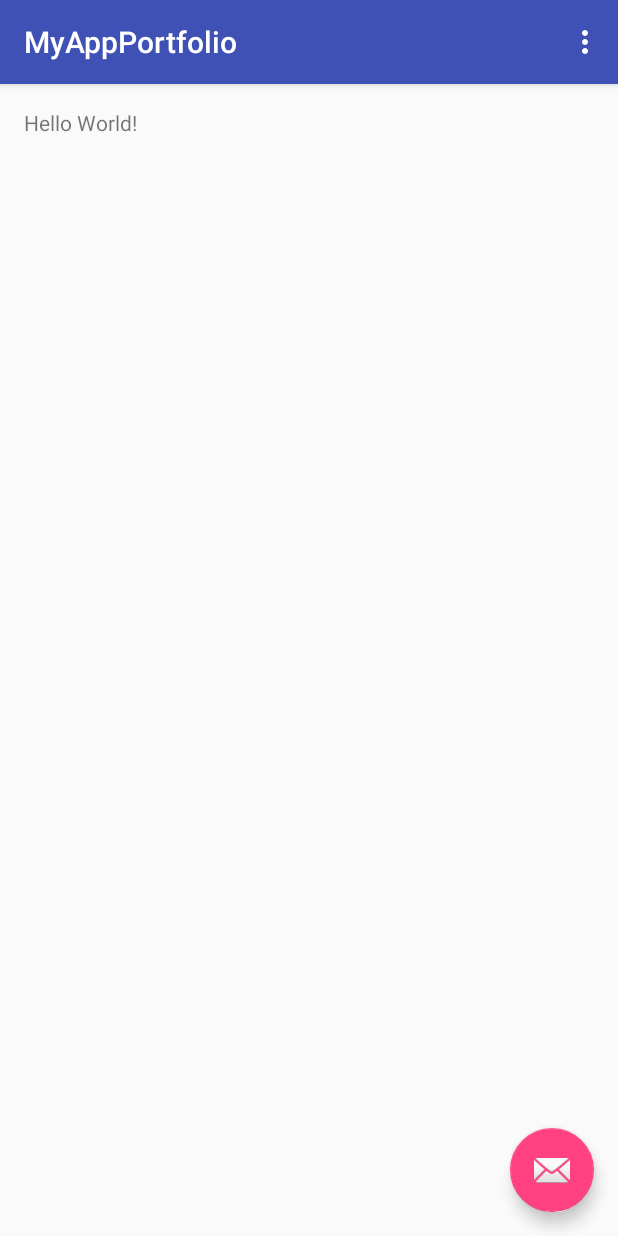
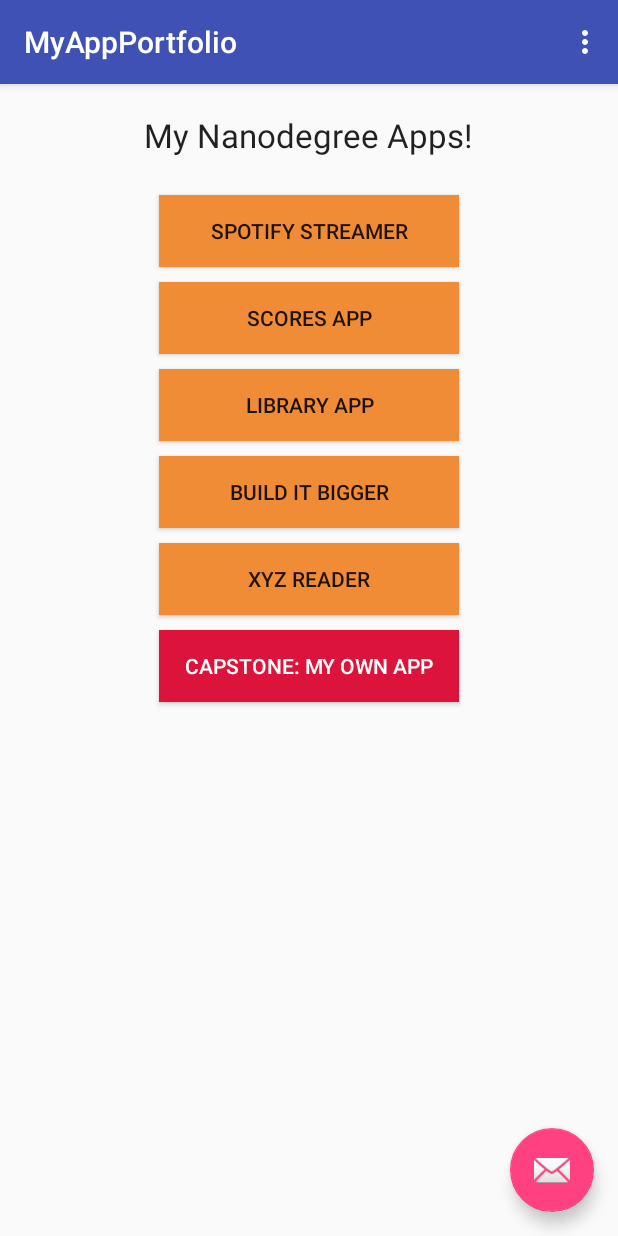
Before and after one commit to romeod75/MyAppPortfolio, an Android app: the screen it shows after launch (MainActivity), on a phone screen of 412 x 824 dp. Run offline under Robolectric (Android 15) with nearby library versions, the phone set to English and light mode, and no system bars.

Commit message:
Project 0: My App Portfolio

```diff
--- a/app/src/main/java/co/za/myappportfolio/MainActivity.java
+++ b/app/src/main/java/co/za/myappportfolio/MainActivity.java
@@ -8,6 +8,7 @@ import android.support.v7.widget.Toolbar;
 import android.view.View;
 import android.view.Menu;
 import android.view.MenuItem;
+import android.widget.Toast;
 
 public class MainActivity extends AppCompatActivity {
 
@@ -49,4 +50,34 @@ public class MainActivity extends AppCompatActivity {
 
         return super.onOptionsItemSelected(item);
     }
+
+    public void spotifyStreamerButtonPressed(View view)
+    {
+        Toast.makeText(getApplicationContext(), "This button will launch my \'Spotify Streamer' App", Toast.LENGTH_LONG).show();
+    }
+
+    public void scoresAppButtonPressed(View view)
+    {
+        Toast.makeText(getApplicationContext(), "This button will launch my \'Scores App\'", Toast.LENGTH_LONG).show();
+    }
+
+    public void libraryAppButtonPressed(View view)
+    {
+        Toast.makeText(getApplicationContext(), "This button will launch my \'Library App\'", Toast.LENGTH_LONG).show();
+    }
+
+    public void buidItBiggerButtonPressed(View view)
+    {
+        Toast.makeText(getApplicationContext(), "This button will launch my \'Build It Bigger\' App", Toast.LENGTH_LONG).show();
+    }
+
+    public void xyzReaderButtonPressed(View view)
+    {
+        Toast.makeText(getApplicationContext(), "This button will launch my \'XYZ Reader\' App", Toast.LENGTH_LONG).show();
+    }
+
+    public void capstoneButtonPressed(View view)
+    {
+        Toast.makeText(getApplicationContext(), "This button will launch my \'Capstone\' App", Toast.LENGTH_LONG).show();
+    }
 }
--- a/app/src/main/res/layout/content_main.xml
+++ b/app/src/main/res/layout/content_main.xml
@@ -1,14 +1,84 @@
 <?xml version="1.0" encoding="utf-8"?>
-<RelativeLayout xmlns:android="http://schemas.android.com/apk/res/android"
-    xmlns:tools="http://schemas.android.com/tools"
-    xmlns:app="http://schemas.android.com/apk/res-auto" android:layout_width="match_parent"
-    android:layout_height="match_parent" android:paddingLeft="@dimen/activity_horizontal_margin"
-    android:paddingRight="@dimen/activity_horizontal_margin"
-    android:paddingTop="@dimen/activity_vertical_margin"
-    android:paddingBottom="@dimen/activity_vertical_margin"
-    app:layout_behavior="@string/appbar_scrolling_view_behavior"
-    tools:showIn="@layout/activity_main" tools:context=".MainActivity">
+<LinearLayout
+    xmlns:android="http://schemas.android.com/apk/res/android"
+    android:layout_width="match_parent"
+    android:layout_height="match_parent"
+    android:orientation="vertical">
 
-    <TextView android:text="Hello World!" android:layout_width="wrap_content"
-        android:layout_height="wrap_content" />
-</RelativeLayout>
+
+    <TextView
+        android:layout_width="wrap_content"
+        android:layout_height="wrap_content"
+        android:textAppearance="?android:attr/textAppearanceLarge"
+        android:text="@string/my_nanodegree_apps"
+        android:id="@+id/textView"
+        android:layout_gravity="center_horizontal"
+        android:layout_marginTop="75dp" />
+
+    <Button
+        android:layout_width="wrap_content"
+        android:layout_height="wrap_content"
+        android:text="@string/spotify_streamer"
+        android:id="@+id/button"
+        android:layout_gravity="center_horizontal"
+        android:width="200dp"
+        android:background="#F08C35"
+        android:onClick="spotifyStreamerButtonPressed"
+        android:layout_marginTop="25dp" />
+
+    <Button
+        android:layout_width="wrap_content"
+        android:layout_height="wrap_content"
+        android:text="@string/scores_app"
+        android:id="@+id/button2"
+        android:layout_gravity="center_horizontal"
+        android:width="200dp"
+        android:background="#F08C35"
+        android:onClick="scoresAppButtonPressed"
+        android:layout_marginTop="10dp" />
+
+    <Button
+        android:layout_width="wrap_content"
+        android:layout_height="wrap_content"
+        android:text="@string/library_app"
+        android:id="@+id/button3"
+        android:layout_gravity="center_horizontal"
+        android:width="200dp"
+        android:background="#F08C35"
+        android:onClick="libraryAppButtonPressed"
+        android:layout_marginTop="10dp" />
+
+    <Button
+        android:layout_width="wrap_content"
+        android:layout_height="wrap_content"
+        android:text="@string/build_it_bigger"
+        android:id="@+id/button4"
+        android:layout_gravity="center_horizontal"
+        android:width="200dp"
+        android:background="#F08C35"
+        android:onClick="buidItBiggerButtonPressed"
+        android:layout_marginTop="10dp" />
+
+    <Button
+        android:layout_width="wrap_content"
+        android:layout_height="wrap_content"
+        android:text="@string/xyz_reader"
+        android:id="@+id/button5"
+        android:layout_gravity="center_horizontal"
+        android:width="200dp"
+        android:background="#F08C35"
+        android:onClick="xyzReaderButtonPressed"
+        android:layout_marginTop="10dp" />
+
+    <Button
+        android:layout_width="wrap_content"
+        android:layout_height="wrap_content"
+        android:text="@string/capstone_my_own_app"
+        android:id="@+id/button6"
+        android:layout_gravity="center_horizontal"
+        android:width="200dp"
+        android:background="#DC143C"
+        android:textColor="#FFFFFF"
+        android:onClick="capstoneButtonPressed"
+        android:layout_marginTop="10dp" />
+</LinearLayout>
--- a/app/src/main/res/values/strings.xml
+++ b/app/src/main/res/values/strings.xml
@@ -1,4 +1,11 @@
 <resources>
     <string name="app_name">MyAppPortfolio</string>
     <string name="action_settings">Settings</string>
+    <string name="my_nanodegree_apps">My Nanodegree Apps!</string>
+    <string name="spotify_streamer">SPOTIFY STREAMER</string>
+    <string name="scores_app">SCORES APP</string>
+    <string name="library_app">LIBRARY APP</string>
+    <string name="build_it_bigger">BUILD IT BIGGER</string>
+    <string name="xyz_reader">XYZ READER</string>
+    <string name="capstone_my_own_app">CAPSTONE: MY OWN APP</string>
 </resources>
```
